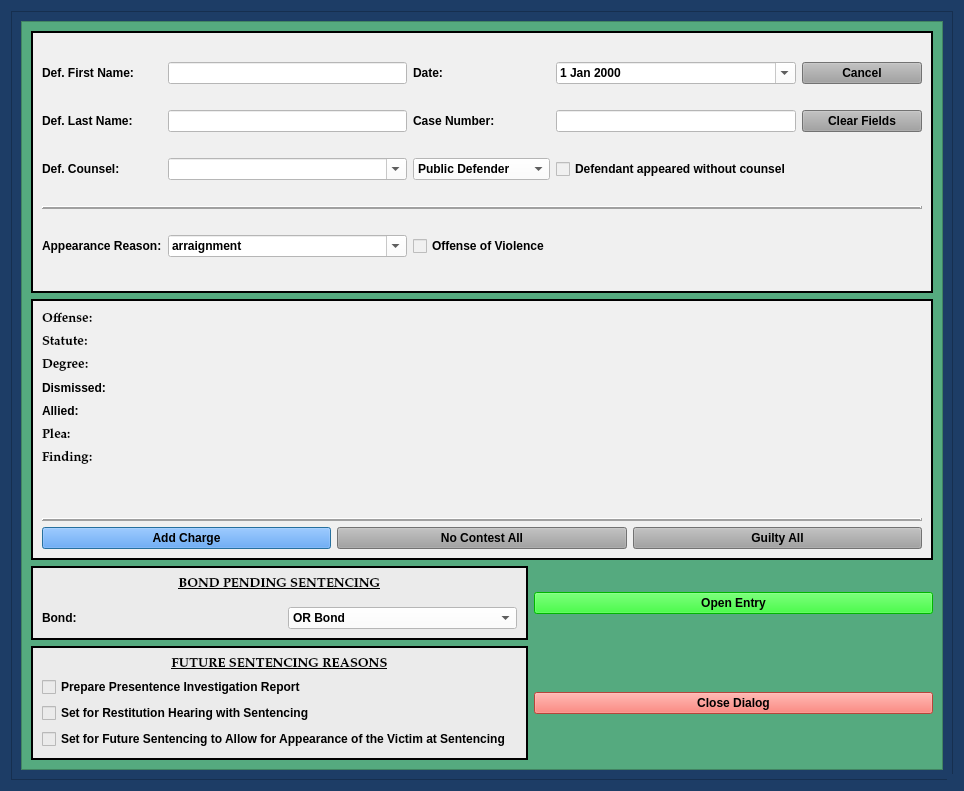
Before: the Qt Designer form munientry/views/ui/PleaOnlyDialog.ui in HunterProgram22/MuniEntry, drawn with Qt 5.
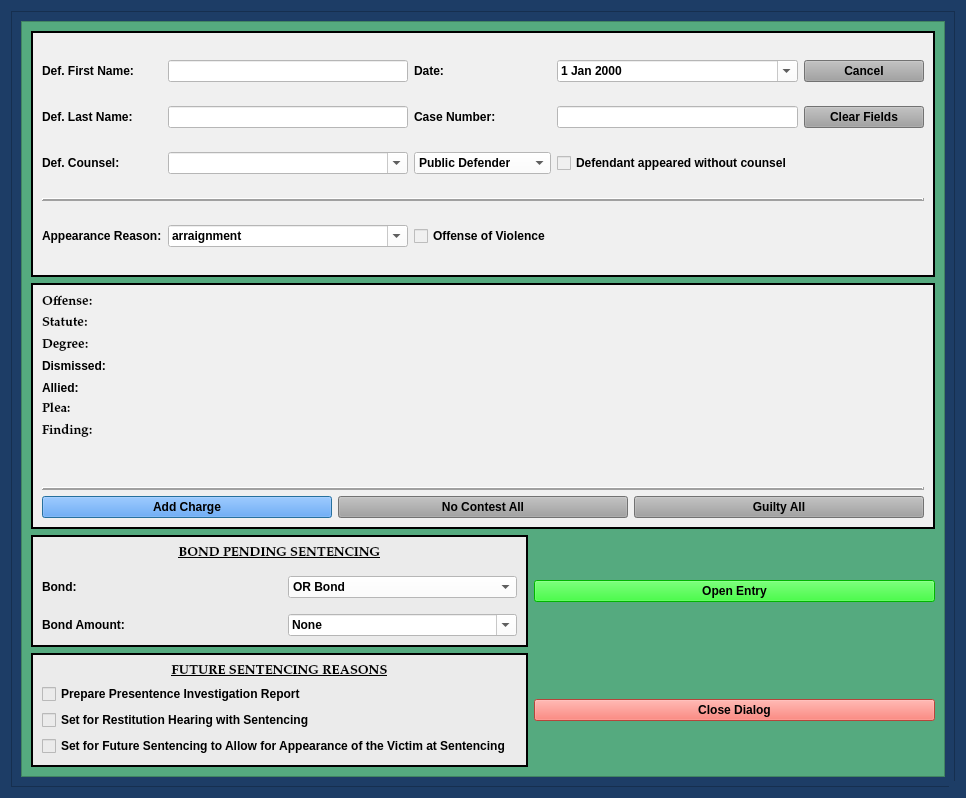
After: the same form once the commit is applied. Custom widgets are drawn as their Qt base class.

Commit message: Plea Only updated for a bond amount.

What changed in the file:
```diff
--- a/munientry/views/ui/PleaOnlyDialog.ui
+++ b/munientry/views/ui/PleaOnlyDialog.ui
@@ -12,8 +12,8 @@
    <rect>
     <x>0</x>
     <y>0</y>
-    <width>964</width>
-    <height>791</height>
+    <width>966</width>
+    <height>798</height>
    </rect>
   </property>
   <property name="sizePolicy">
@@ -180,8 +180,8 @@
           <rect>
            <x>0</x>
            <y>0</y>
-           <width>924</width>
-           <height>751</height>
+           <width>926</width>
+           <height>758</height>
           </rect>
          </property>
          <layout class="QGridLayout" name="gridLayout_8">
@@ -434,34 +434,10 @@
             <property name="lineWidth">
              <number>2</number>
             </property>
-            <layout class="QGridLayout" name="gridLayout_7" rowstretch="0,0">
+            <layout class="QGridLayout" name="gridLayout_7" rowstretch="0,0,0">
              <property name="spacing">
               <number>16</number>
              </property>
-             <item row="1" column="1">
-              <widget class="NoScrollComboBox" name="plea_only_bond_type_box">
-               <property name="styleSheet">
-                <string notr="true">background-color: rgb(255, 255, 255);</string>
-               </property>
-               <item>
-                <property name="text">
-                 <string>OR Bond</string>
-                </property>
-               </item>
-               <item>
-                <property name="text">
-                 <string>Continue Existing Bond</string>
-                </property>
-               </item>
-              </widget>
-             </item>
-             <item row="1" column="0">
-              <widget class="QLabel" name="label_7">
-               <property name="text">
-                <string>Bond:</string>
-               </property>
-              </widget>
-             </item>
              <item row="0" column="0" colspan="2">
               <widget class="QLabel" name="label_4">
                <property name="maximumSize">
@@ -488,6 +464,121 @@
                </property>
               </widget>
              </item>
+             <item row="1" column="1">
+              <widget class="NoScrollComboBox" name="plea_only_bond_type_box">
+               <property name="styleSheet">
+                <string notr="true">background-color: rgb(255, 255, 255);</string>
+               </property>
+               <item>
+                <property name="text">
+                 <string>OR Bond</string>
+                </property>
+               </item>
+               <item>
+                <property name="text">
+                 <string>Cash or Surety Bond</string>
+                </property>
+               </item>
+               <item>
+                <property name="text">
+                 <string>10% Deposit, Cash or Surety Bond</string>
+                </property>
+               </item>
+               <item>
+                <property name="text">
+                 <string>Continue Existing Bond</string>
+                </property>
+               </item>
+              </widget>
+             </item>
+             <item row="1" column="0">
+              <widget class="QLabel" name="label_7">
+               <property name="text">
+                <string>Bond:</string>
+               </property>
+              </widget>
+             </item>
+             <item row="2" column="0">
+              <widget class="QLabel" name="label_8">
+               <property name="text">
+                <string>Bond Amount:</string>
+               </property>
+              </widget>
+             </item>
+             <item row="2" column="1">
+              <widget class="NoScrollComboBox" name="plea_only_bond_amount_box">
+               <property name="font">
+                <font>
+                 <family>Palatino Linotype</family>
+                 <pointsize>10</pointsize>
+                 <weight>75</weight>
+                 <italic>false</italic>
+                 <bold>true</bold>
+                </font>
+               </property>
+               <property name="styleSheet">
+                <string notr="true">background-color: rgb(255, 255, 255);</string>
+               </property>
+               <property name="editable">
+                <bool>true</bool>
+               </property>
+               <item>
+                <property name="text">
+                 <string>None</string>
+                </property>
+               </item>
+               <item>
+                <property name="text">
+                 <string>$500</string>
+                </property>
+               </item>
+               <item>
+                <property name="text">
+                 <string>$1,000</string>
+                </property>
+               </item>
+               <item>
+                <property name="text">
+                 <string>$1,500</string>
+                </property>
+               </item>
+               <item>
+                <property name="text">
+                 <string>$2,000</string>
+                </property>
+               </item>
+               <item>
+                <property name="text">
+                 <string>$2,500</string>
+                </property>
+               </item>
+               <item>
+                <property name="text">
+                 <string>$3,000</string>
+                </property>
+               </item>
+               <item>
+                <property name="text">
+                 <string>$3,500</string>
+                </property>
+               </item>
+               <item>
+                <property name="text">
+                 <string>$5,000</string>
+                </property>
+               </item>
+               <item>
+                <property name="text">
+                 <string>$7,500</string>
+                </property>
+               </item>
+               <item>
+                <property name="text">
+                 <string>$10,000</string>
+                </property>
+               </item>
+              </widget>
+             </item>
             </layout>
            </widget>
           </item>
```
The commit also changes 3 other files.
